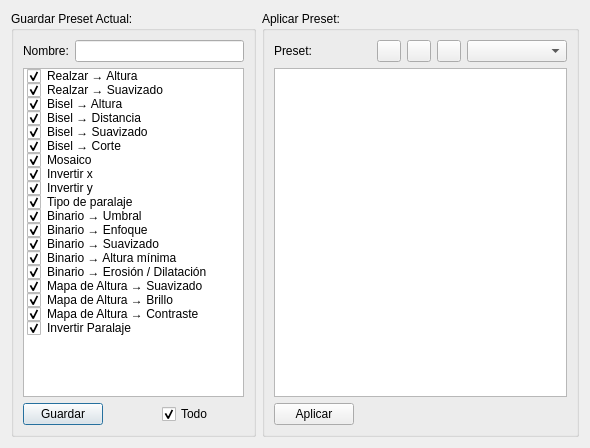
Above: gui/presetsmanager.ui from azagaya/laigter before the change. Below: the same form after it.
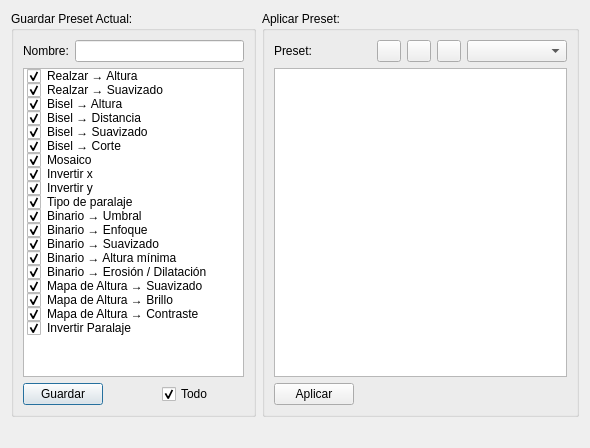
That is the form after the change. Icons and pictures are not drawn.

The edit to the form file:
```diff
--- a/gui/presetsmanager.ui
+++ b/gui/presetsmanager.ui
@@ -366,6 +366,13 @@
      </layout>
     </widget>
    </item>
+   <item row="1" column="0" colspan="2">
+    <widget class="QLabel" name="labelMessage">
+     <property name="text">
+      <string/>
+     </property>
+    </widget>
+   </item>
   </layout>
  </widget>
  <resources>
```
